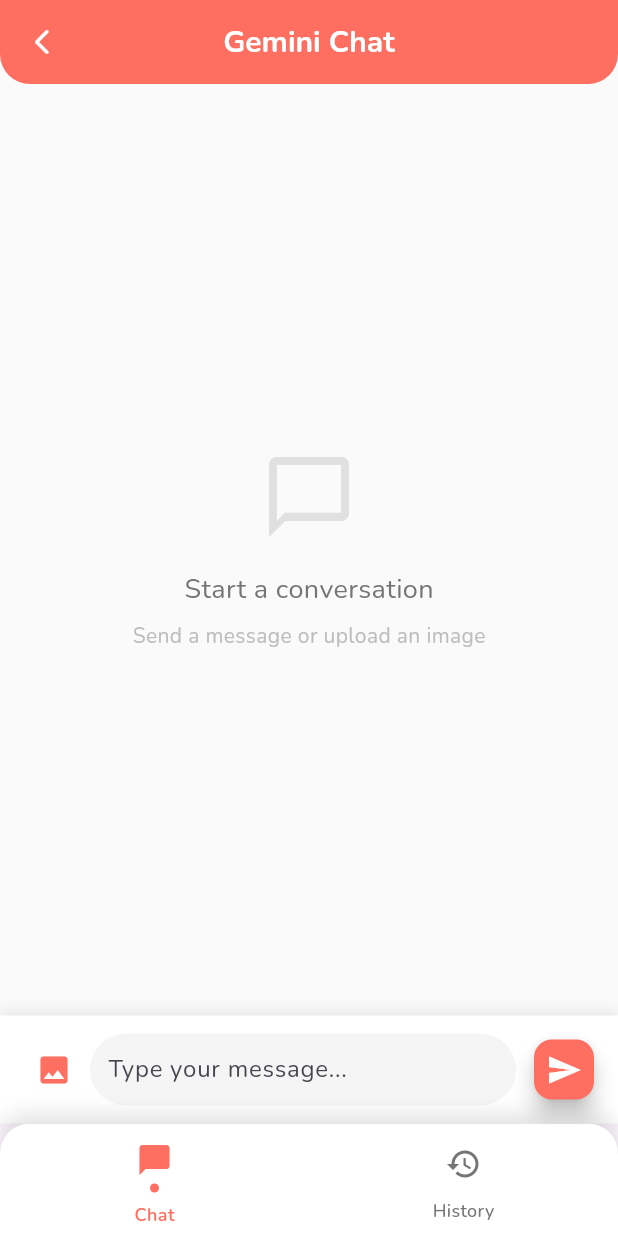
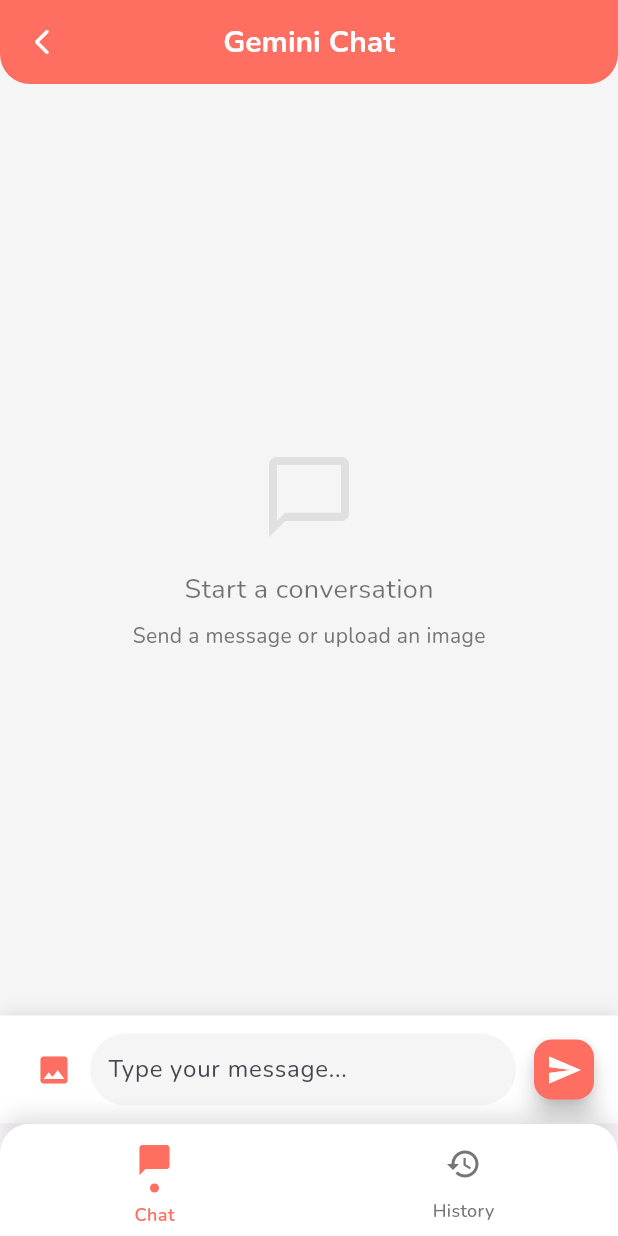
Before and after one commit to Jawadyyy/LifeLine, a Flutter app: the ChatHomeScreen screen opened directly, on a phone screen of 412 x 824 dp. Run offline on Flutter 3.47's test engine with Material 3 defaults, Android fonts, the phone set to English and light mode, and no system bars; our stand-ins replace cloud_firestore, firebase_auth, firebase_core, flutter_contacts, flutter_map, fluttertoast and 10 more; missing offline and left inert: encrypt; accounts and stored records are empty.

Commit message:
Changed UI of ChatBot

```diff
--- a/lib/constants/app_colors.dart
+++ b/lib/constants/app_colors.dart
@@ -17,4 +17,9 @@ class AppColors {
 
   static const Color error = Colors.redAccent;
   static const Color success = Colors.green;
+
+  // ChatBot Bottom NavBar
+  static const Color navBarBackground = Colors.white;
+  static const Color navBarUnselected = Color(0xFF757575);
+  static const Color navBarShadow = Colors.black26;
 }
--- a/lib/views/chatbot/screens/chat_home_screen.dart
+++ b/lib/views/chatbot/screens/chat_home_screen.dart
@@ -1,5 +1,6 @@
 import 'package:flutter/material.dart';
 import 'package:lifeline/views/chatbot/screens/history_screen.dart';
+import 'package:lifeline/constants/app_colors.dart';
 import 'chat_screen.dart';
 
 class ChatHomeScreen extends StatefulWidget {
@@ -31,7 +32,7 @@ class _ChatHomeScreenState extends State<ChatHomeScreen> {
         borderRadius: const BorderRadius.vertical(top: Radius.circular(20)),
         boxShadow: [
           BoxShadow(
-            color: Colors.black.withOpacity(0.1),
+            color: AppColors.navBarShadow.withOpacity(0.1),
             blurRadius: 10,
             spreadRadius: 2,
             offset: const Offset(0, -5),
@@ -44,9 +45,9 @@ class _ChatHomeScreenState extends State<ChatHomeScreen> {
           currentIndex: _currentIndex,
           onTap: (index) => setState(() => _currentIndex = index),
           type: BottomNavigationBarType.fixed,
-          backgroundColor: Colors.white,
-          selectedItemColor: const Color(0xFFFF6F61),
-          unselectedItemColor: Colors.grey[600],
+          backgroundColor: AppColors.navBarBackground,
+          selectedItemColor: AppColors.primary,
+          unselectedItemColor: AppColors.navBarUnselected,
           selectedLabelStyle: const TextStyle(
             fontWeight: FontWeight.w600,
             fontSize: 12,
@@ -67,8 +68,8 @@ class _ChatHomeScreenState extends State<ChatHomeScreen> {
                       Icons.chat_bubble_outlined,
                       size: 24,
                       color: _currentIndex == 0
-                          ? const Color(0xFFFF6F61)
-                          : Colors.grey[600],
+                          ? AppColors.primary
+                          : AppColors.navBarUnselected,
                     ),
                     const SizedBox(height: 4),
                     if (_currentIndex == 0)
@@ -76,7 +77,7 @@ class _ChatHomeScreenState extends State<ChatHomeScreen> {
                         width: 6,
                         height: 6,
                         decoration: const BoxDecoration(
-                          color: Color(0xFFFF6F61),
+                          color: AppColors.primary,
                           shape: BoxShape.circle,
                         ),
                       ),
@@ -95,8 +96,8 @@ class _ChatHomeScreenState extends State<ChatHomeScreen> {
                       Icons.history,
                       size: 24,
                       color: _currentIndex == 1
-                          ? const Color(0xFFFF6F61)
-                          : Colors.grey[600],
+                          ? AppColors.primary
+                          : AppColors.navBarUnselected,
                     ),
                     const SizedBox(height: 4),
                     if (_currentIndex == 1)
@@ -104,7 +105,7 @@ class _ChatHomeScreenState extends State<ChatHomeScreen> {
                         width: 6,
                         height: 6,
                         decoration: const BoxDecoration(
-                          color: Color(0xFFFF6F61),
+                          color: AppColors.primary,
                           shape: BoxShape.circle,
                         ),
                       ),
--- a/lib/views/chatbot/screens/chat_screen.dart
+++ b/lib/views/chatbot/screens/chat_screen.dart
@@ -4,6 +4,7 @@ import 'package:image_picker/image_picker.dart';
 import 'package:intl/intl.dart';
 import 'package:lifeline/views/chatbot/api_service/api.dart';
 import 'package:lifeline/views/chatbot/history/chat_history.dart';
+import 'package:lifeline/constants/app_colors.dart';
 
 class ChatScreen extends StatefulWidget {
   final List<Map<String, dynamic>>? restoredSession;
@@ -131,10 +132,10 @@ class _ChatScreenState extends State<ChatScreen> {
               height: 32,
               margin: const EdgeInsets.only(right: 8),
               decoration: const BoxDecoration(
-                color: Color(0xFFFF6F61),
+                color: AppColors.primary,
                 shape: BoxShape.circle,
               ),
-              child: const Icon(Icons.face, color: Color(0xFFFF6F61)),
+              child: const Icon(Icons.face, color: AppColors.textTertiary),
             ),
           Flexible(
             child: Column(
@@ -144,7 +145,7 @@ class _ChatScreenState extends State<ChatScreen> {
                 Container(
                   padding: const EdgeInsets.all(12),
                   decoration: BoxDecoration(
-                    color: isUser ? const Color(0xFFFF6F61) : Colors.grey[200],
+                    color: isUser ? AppColors.primary : AppColors.tertiary,
                     borderRadius: BorderRadius.only(
                       topLeft: const Radius.circular(12),
                       topRight: const Radius.circular(12),
@@ -159,7 +160,9 @@ class _ChatScreenState extends State<ChatScreen> {
                   child: Text(
                     msg['content'],
                     style: TextStyle(
-                      color: isUser ? Colors.white : Colors.black87,
+                      color: isUser
+                          ? AppColors.textTertiary
+                          : AppColors.textPrimary,
                       fontSize: 15,
                     ),
                   ),
@@ -169,7 +172,7 @@ class _ChatScreenState extends State<ChatScreen> {
                   child: Text(
                     DateFormat('h:mm a').format(timestamp),
                     style: TextStyle(
-                      color: Colors.grey[600],
+                      color: AppColors.textSecondary,
                       fontSize: 11,
                     ),
                   ),
@@ -183,10 +186,10 @@ class _ChatScreenState extends State<ChatScreen> {
               height: 32,
               margin: const EdgeInsets.only(left: 8),
               decoration: const BoxDecoration(
-                color: Color(0xFFFF6F61),
+                color: AppColors.primary,
                 shape: BoxShape.circle,
               ),
-              child: const Icon(Icons.person, color: Color(0xFFFF6F61)),
+              child: const Icon(Icons.person, color: AppColors.textTertiary),
             ),
         ],
       ),
@@ -197,7 +200,7 @@ class _ChatScreenState extends State<ChatScreen> {
     return Container(
       padding: const EdgeInsets.all(12),
       decoration: BoxDecoration(
-        color: Colors.white,
+        color: AppColors.surface,
         boxShadow: [
           BoxShadow(
             color: Colors.black.withOpacity(0.1),
@@ -209,14 +212,14 @@ class _ChatScreenState extends State<ChatScreen> {
       child: Row(
         children: [
           IconButton(
-            icon: const Icon(Icons.image, color: Color(0xFFFF6F61)),
+            icon: const Icon(Icons.image, color: AppColors.primary),
             onPressed: _isLoading ? null : _pickImage,
           ),
           Expanded(
             child: Container(
               padding: const EdgeInsets.symmetric(horizontal: 12),
               decoration: BoxDecoration(
-                color: Colors.grey[100],
+                color: AppColors.background,
                 borderRadius: BorderRadius.circular(24),
               ),
               child: Row(
@@ -253,10 +256,10 @@ class _ChatScreenState extends State<ChatScreen> {
                               icon: Container(
                                 decoration: const BoxDecoration(
                                   shape: BoxShape.circle,
-                                  color: Colors.white,
+                                  color: AppColors.surface,
                                 ),
                                 child: const Icon(Icons.close,
-                                    size: 16, color: Colors.red),
+                                    size: 16, color: AppColors.error),
                               ),
                               onPressed: () =>
                                   setState(() => _selectedImage = null),
@@ -272,11 +275,11 @@ class _ChatScreenState extends State<ChatScreen> {
           const SizedBox(width: 8),
           FloatingActionButton(
             mini: true,
-            backgroundColor: const Color(0xFFFF6F61),
+            backgroundColor: AppColors.primary,
             onPressed: _isLoading ? null : _handleSend,
             child: Icon(
               _isLoading ? Icons.more_horiz : Icons.send,
-              color: Colors.white,
+              color: AppColors.textTertiary,
             ),
           ),
         ],
@@ -287,16 +290,16 @@ class _ChatScreenState extends State<ChatScreen> {
   @override
   Widget build(BuildContext context) {
     return Scaffold(
-      backgroundColor: Colors.grey[50],
+      backgroundColor: AppColors.background,
       appBar: AppBar(
-        backgroundColor: const Color(0xFFFF6F61),
+        backgroundColor: AppColors.primary,
         elevation: _showAppBarShadow ? 4 : 0,
         title: const Text(
           'Gemini Chat',
           style: TextStyle(
             fontSize: 20,
             fontWeight: FontWeight.bold,
-            color: Colors.white,
+            color: AppColors.textTertiary,
           ),
         ),
         centerTitle: true,
@@ -309,14 +312,15 @@ class _ChatScreenState extends State<ChatScreen> {
           icon: const Icon(
             Icons.arrow_back_ios_new_rounded,
             size: 20,
-            color: Colors.white,
+            color: AppColors.textTertiary,
           ),
           onPressed: () => Navigator.pop(context),
         ),
         actions: [
           if (_messages.isNotEmpty)
             IconButton(
-              icon: const Icon(Icons.delete_outline),
+              icon: const Icon(Icons.delete_outline,
+                  color: AppColors.textTertiary),
               onPressed: () {},
             ),
         ],
@@ -329,25 +333,25 @@ class _ChatScreenState extends State<ChatScreen> {
                     child: Column(
                       mainAxisAlignment: MainAxisAlignment.center,
                       children: [
-                        Icon(
+                        const Icon(
                           Icons.chat_bubble_outline,
                           size: 64,
-                          color: Colors.grey[300],
+                          color: AppColors.tertiary,
                         ),
                         const SizedBox(height: 16),
-                        Text(
+                        const Text(
                           'Start a conversation',
                           style: TextStyle(
                             fontSize: 18,
-                            color: Colors.grey[600],
+                            color: AppColors.textSecondary,
                           ),
                         ),
                         const SizedBox(height: 8),
-                        Text(
+                        const Text(
                           'Send a message or upload an image',
                           style: TextStyle(
                             fontSize: 14,
-                            color: Colors.grey[400],
+                            color: AppColors.textGrey,
                           ),
                         ),
                       ],
@@ -374,14 +378,14 @@ class _ChatScreenState extends State<ChatScreen> {
                     child: CircularProgressIndicator(
                       strokeWidth: 2,
                       valueColor:
-                          AlwaysStoppedAnimation<Color>(Color(0xFFFF6F61)),
+                          AlwaysStoppedAnimation<Color>(AppColors.primary),
                     ),
                   ),
                   const SizedBox(width: 8),
-                  Text(
+                  const Text(
                     'Assistant is typing...',
                     style: TextStyle(
-                      color: Colors.grey[600],
+                      color: AppColors.textSecondary,
                       fontSize: 14,
                     ),
                   ),
```
Also changed, not shown: lib/views/chatbot/screens/history_screen.dart (+27 -22 lines).
